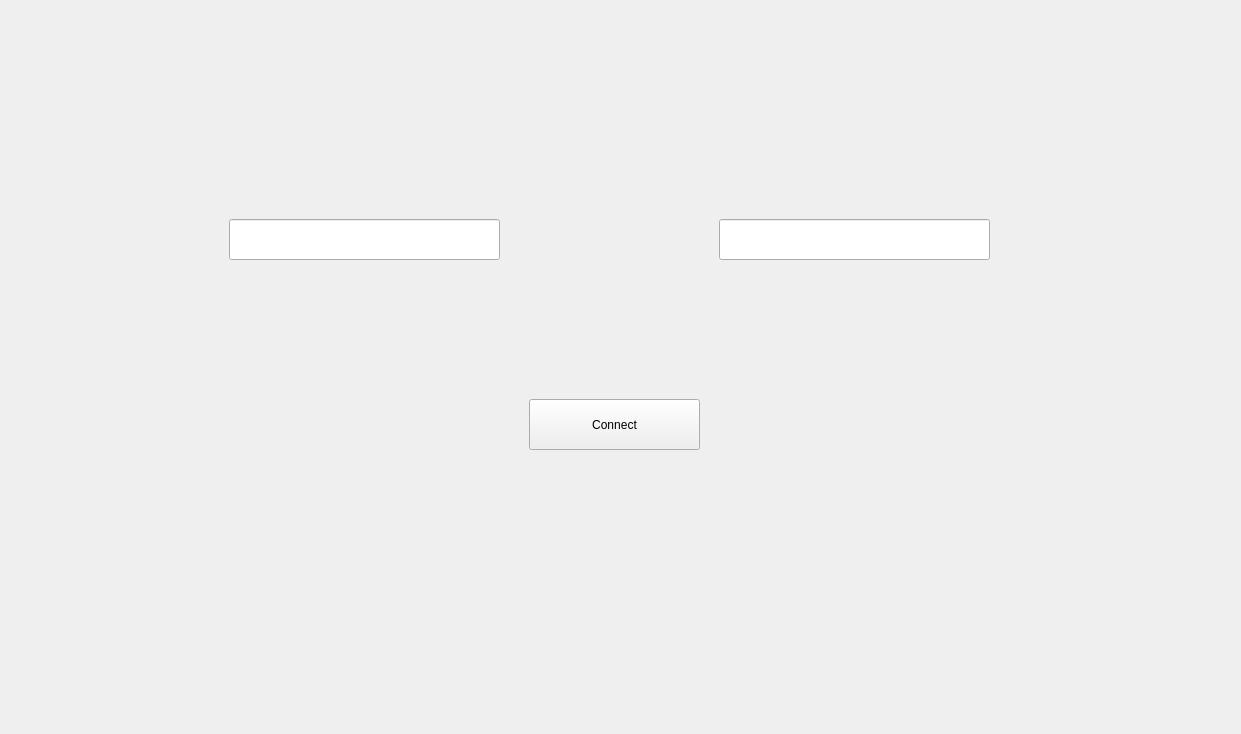
Above: editor/lobby/mainwindow.ui from vcalomi/need-for-speed-2025c2-g9 before the change. Below: the same form after it.
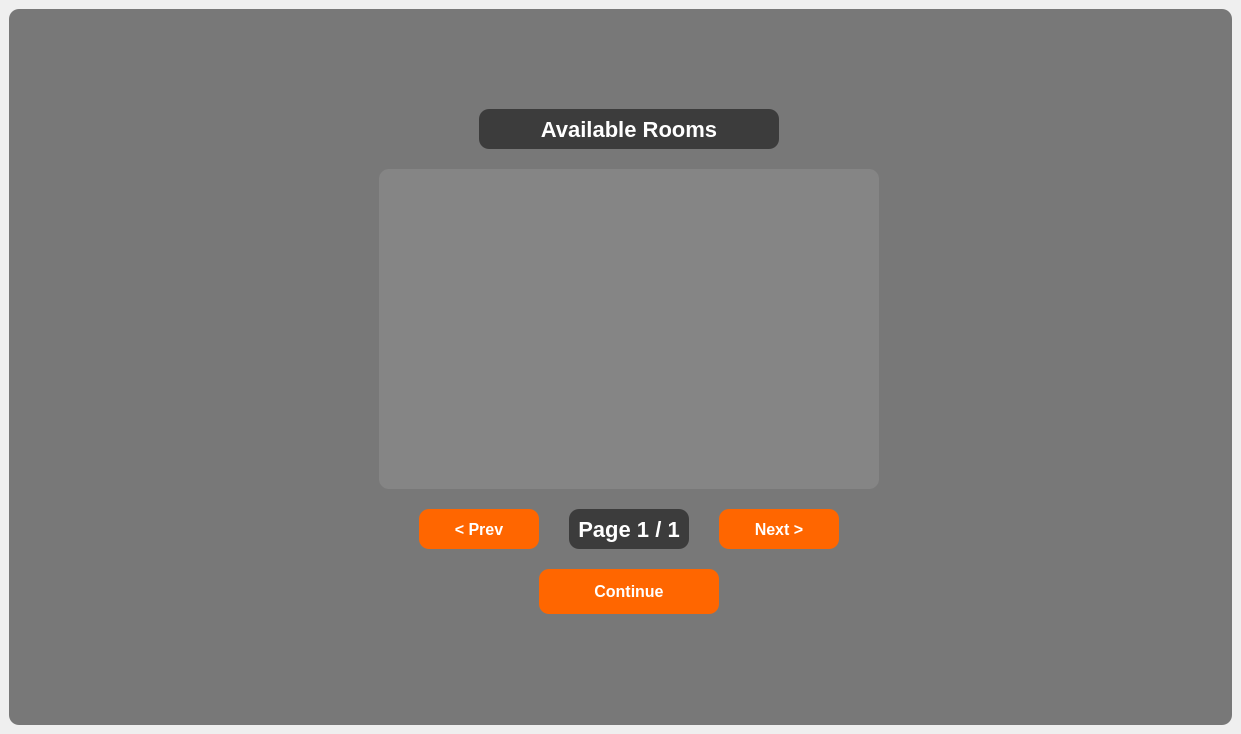
That is the form after the change. The open tabs and pages were chosen to show the change.

Commit message: add page to see the available rooms

What changed in the file:
```diff
--- a/editor/lobby/mainwindow.ui
+++ b/editor/lobby/mainwindow.ui
@@ -52,6 +52,122 @@
         </property>
        </widget>
       </widget>
+      <widget class="QWidget" name="page_rooms">
+       <property name="styleSheet">
+        <string notr="true">
+QWidget {
+    background-color: rgba(0, 0, 0, 0.5);
+    border-radius: 10px;
+}
+QLabel {
+    color: white;
+    font-family: 'Tektur';
+    font-size: 22px;
+    font-weight: bold;
+}
+QListWidget {
+    background-color: rgba(255,255,255,0.1);
+    border-radius: 10px;
+    color: white;
+    font-family: 'Tektur';
+    font-size: 16px;
+}
+QPushButton {
+    background-color: #ff6600;
+    color: white;
+    border: none;
+    border-radius: 10px;
+    padding: 10px 20px;
+    font-family: 'Tektur';
+    font-size: 16px;
+    font-weight: bold;
+}
+QPushButton:hover { background-color: #ffa31a; }
+QPushButton:pressed { background-color: #cc5200; }
+  </string>
+       </property>
+       <widget class="QLabel" name="labelRoomsTitle">
+        <property name="geometry">
+         <rect>
+          <x>470</x>
+          <y>100</y>
+          <width>300</width>
+          <height>40</height>
+         </rect>
+        </property>
+        <property name="text">
+         <string>Available Rooms</string>
+        </property>
+        <property name="alignment">
+         <set>Qt::AlignCenter</set>
+        </property>
+       </widget>
+       <widget class="QListWidget" name="listRooms">
+        <property name="geometry">
+         <rect>
+          <x>370</x>
+          <y>160</y>
+          <width>500</width>
+          <height>320</height>
+         </rect>
+        </property>
+       </widget>
+       <widget class="QPushButton" name="btnPrevRooms">
+        <property name="geometry">
+         <rect>
+          <x>410</x>
+          <y>500</y>
+          <width>120</width>
+          <height>40</height>
+         </rect>
+        </property>
+        <property name="text">
+         <string>&lt; Prev</string>
+        </property>
+       </widget>
+       <widget class="QLabel" name="labelPageInfo">
+        <property name="geometry">
+         <rect>
+          <x>560</x>
+          <y>500</y>
+          <width>120</width>
+          <height>40</height>
+         </rect>
+        </property>
+        <property name="text">
+         <string>Page 1 / 1</string>
+        </property>
+        <property name="alignment">
+         <set>Qt::AlignCenter</set>
+        </property>
+       </widget>
+       <widget class="QPushButton" name="btnNextRooms">
+        <property name="geometry">
+         <rect>
+          <x>710</x>
+          <y>500</y>
+          <width>120</width>
+          <height>40</height>
+         </rect>
+        </property>
+        <property name="text">
+         <string>Next &gt;</string>
+        </property>
+       </widget>
+       <widget class="QPushButton" name="btnContinueRooms">
+        <property name="geometry">
+         <rect>
+          <x>530</x>
+          <y>560</y>
+          <width>180</width>
+          <height>45</height>
+         </rect>
+        </property>
+        <property name="text">
+         <string>Continue</string>
+        </property>
+       </widget>
+      </widget>
       <widget class="QWidget" name="page_menu">
        <widget class="QPushButton" name="btnCreate">
         <property name="geometry">
```
Left out of the diff: 45 changed lines with no effect on the pictures. The commit also changes 2 other files.
